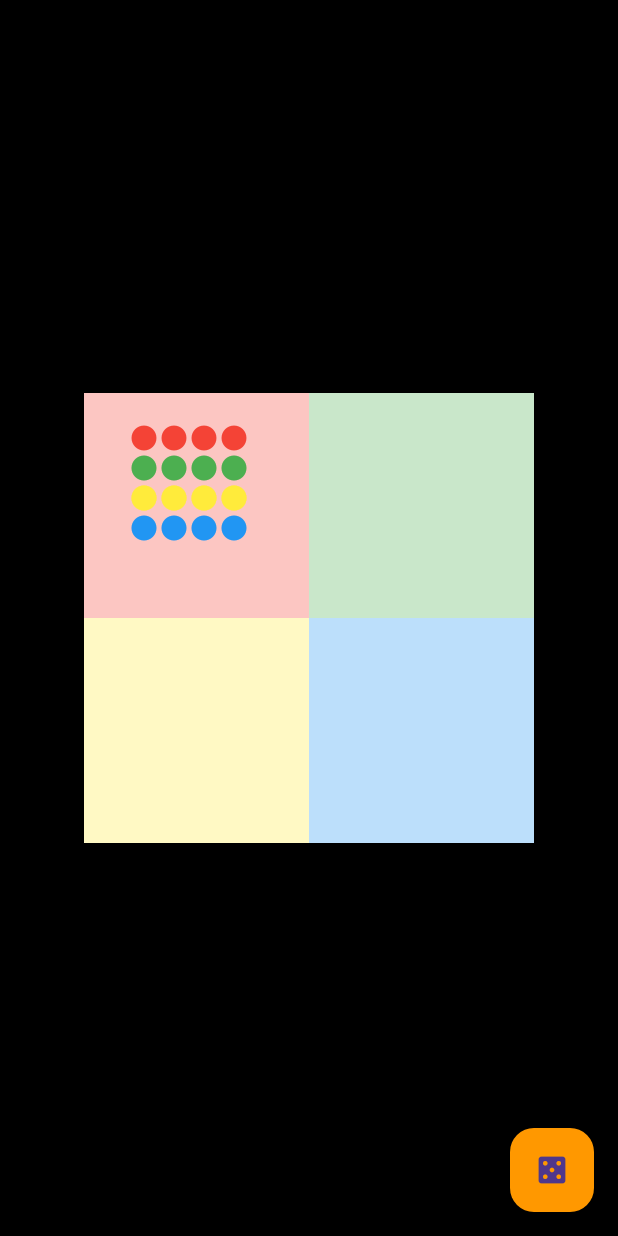
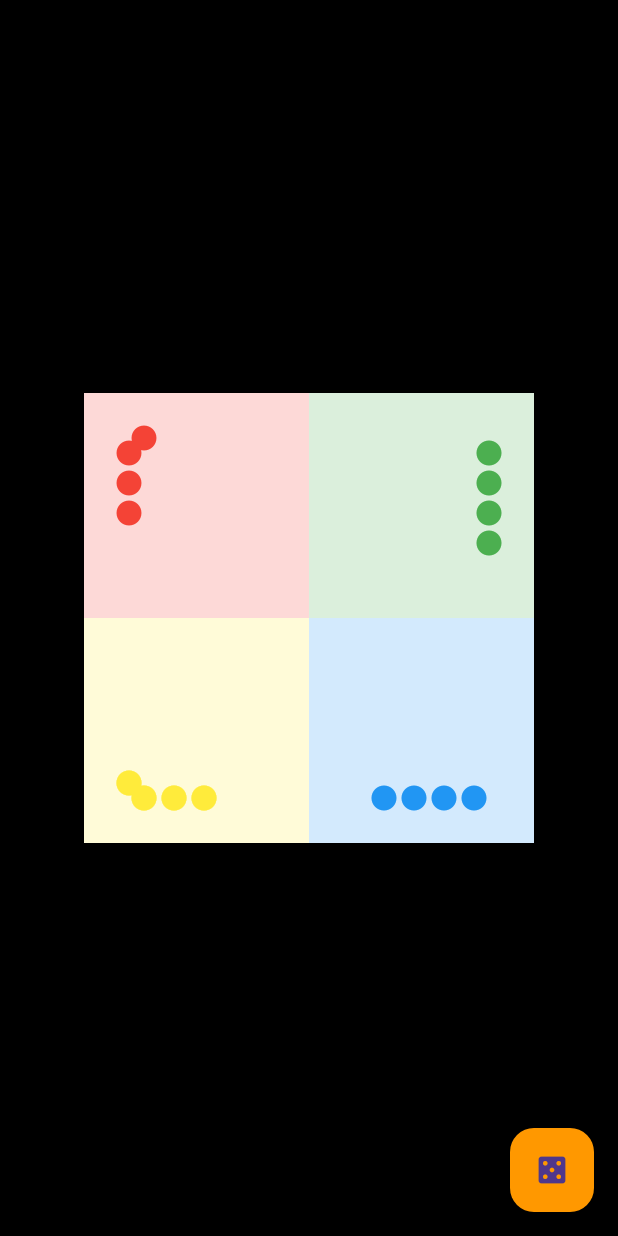
Before and after one commit to Roykk55/ludo_khela_hd, a Flutter app: the screen it shows after launch, after a tap on the "casino" icon, on a phone screen of 412 x 824 dp. Run offline on Flutter 3.47's test engine with Material 3 defaults, Android fonts, the light colour scheme and no system bars.

Commit message:
Update main.dart

```diff
--- a/lib/main.dart
+++ b/lib/main.dart
@@ -8,22 +8,28 @@ class LudoGameBoardPage extends StatefulWidget {
 }
 
 class _LudoGameBoardPageState extends State<LudoGameBoardPage> {
-  // ১৬টি গুটির পজিশন এবং রঙ
-  List<Color> colors = [
-    ...List.generate(4, (_) => Colors.red),
-    ...List.generate(4, (_) => Colors.green),
-    ...List.generate(4, (_) => Colors.yellow),
-    ...List.generate(4, (_) => Colors.blue),
-  ];
+  // ১৬টি গুটির জন্য ১৬টি পজিশন (বোর্ডের চারপাশ অনুযায়ী)
+  List<Offset> positions = List.generate(16, (i) {
+    if (i < 4) return Offset(20, 20 + (i * 20));  // লাল গুটি
+    if (i < 8) return Offset(260, 20 + ((i - 4) * 20)); // সবুজ গুটি
+    if (i < 12) return Offset(20 + ((i - 8) * 20), 260); // হলুদ গুটি
+    return Offset(260 - ((i - 12) * 20), 260); // নীল গুটি
+  });
 
-  List<double> coinX = List.generate(16, (i) => 20.0 + (i % 4) * 20);
-  List<double> coinY = List.generate(16, (i) => 20.0 + (i ~/ 4) * 20);
-
-  void rollDice() {
+  void moveCoins() {
     setState(() {
       int dice = (1 + DateTime.now().microsecond % 6);
       for (int i = 0; i < 16; i++) {
-        coinX[i] = (coinX[i] + (dice * 10)) % 280;
+        // নতুন লজিক: গুটিগুলো এখন বর্গাকার পথে ঘুরবে
+        double x = positions[i].dx;
+        double y = positions[i].dy;
+
+        if (x < 260 && y == 20) x += (dice * 10); // উপরে ডানে যাবে
+        else if (x >= 260 && y < 260) y += (dice * 10); // ডানে নিচে যাবে
+        else if (x > 20 && y >= 260) x -= (dice * 10); // নিচে বামে যাবে
+        else y -= (dice * 10); // বামে উপরে যাবে
+
+        positions[i] = Offset(x.clamp(20.0, 260.0), y.clamp(20.0, 260.0));
       }
     });
   }
@@ -31,27 +37,27 @@ class _LudoGameBoardPageState extends State<LudoGameBoardPage> {
   @override
   Widget build(BuildContext context) {
     return Scaffold(
-      backgroundColor: Colors.black, // বোর্ডের বর্ডার ব্ল্যাক
+      backgroundColor: Colors.black,
       body: Center(
         child: Container(
           width: 300, height: 300, color: Colors.white,
           child: Stack(children: [
-            // ৪টি কালার জোন (লাল, সবুজ, হলুদ, নীল)
-            Positioned(top: 0, left: 0, child: Container(width: 150, height: 150, color: Colors.red.withOpacity(0.3))),
-            Positioned(top: 0, right: 0, child: Container(width: 150, height: 150, color: Colors.green.withOpacity(0.3))),
-            Positioned(bottom: 0, left: 0, child: Container(width: 150, height: 150, color: Colors.yellow.withOpacity(0.3))),
-            Positioned(bottom: 0, right: 0, child: Container(width: 150, height: 150, color: Colors.blue.withOpacity(0.3))),
+            // ৪টি রঙের জোন
+            Positioned(top: 0, left: 0, child: Container(width: 150, height: 150, color: Colors.red.withOpacity(0.2))),
+            Positioned(top: 0, right: 0, child: Container(width: 150, height: 150, color: Colors.green.withOpacity(0.2))),
+            Positioned(bottom: 0, left: 0, child: Container(width: 150, height: 150, color: Colors.yellow.withOpacity(0.2))),
+            Positioned(bottom: 0, right: 0, child: Container(width: 150, height: 150, color: Colors.blue.withOpacity(0.2))),
 
             // ১৬টি গুটি
             ...List.generate(16, (i) => Positioned(
-              left: coinX[i], top: coinY[i],
-              child: Icon(Icons.circle, color: colors[i], size: 20),
+              left: positions[i].dx, top: positions[i].dy,
+              child: Icon(Icons.circle, color: (i < 4) ? Colors.red : (i < 8) ? Colors.green : (i < 12) ? Colors.yellow : Colors.blue, size: 20),
             )),
           ]),
         ),
       ),
       floatingActionButton: FloatingActionButton(
-        onPressed: rollDice,
+        onPressed: moveCoins,
         child: Icon(Icons.casino),
         backgroundColor: Colors.orange,
       ),
```
